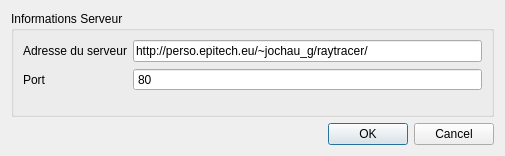
First picture: the form in launchServerDialog.ui, repository gaelduplessix/raytracer-42, before the edit.
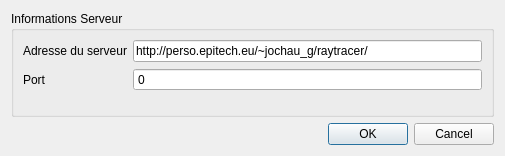
Second picture: the form after the edit.

```diff
--- a/launchServerDialog.ui
+++ b/launchServerDialog.ui
@@ -50,7 +50,7 @@
          <number>100000</number>
         </property>
         <property name="value">
-         <number>80</number>
+         <number>0</number>
         </property>
        </widget>
       </item>
```
Left out of the diff: 12 changed lines with no effect on the pictures.
